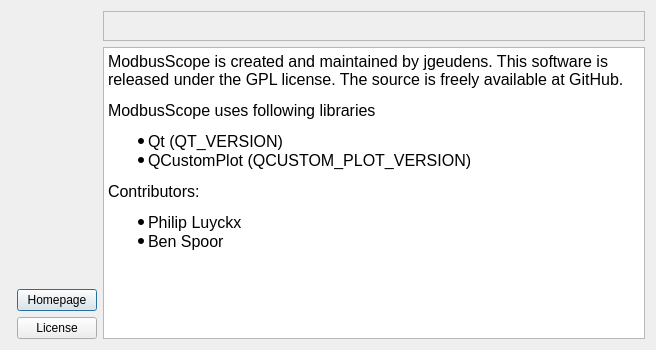
The window that src/dialogs/aboutdialog.ui (ModbusScope/ModbusScope) describes before a commit, drawn with Qt 5.
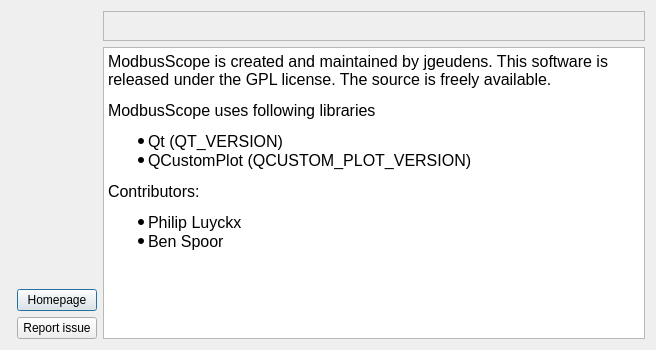
The same window after the commit. Icons and pictures are not drawn.

Commit message: Replace license with issue link

```diff
--- a/src/dialogs/aboutdialog.ui
+++ b/src/dialogs/aboutdialog.ui
@@ -52,7 +52,7 @@
          <item>
           <widget class="QPushButton" name="btnLicense">
            <property name="text">
-            <string>License</string>
+            <string>Report issue</string>
            </property>
           </widget>
          </item>
@@ -158,14 +158,14 @@
         <string>&lt;!DOCTYPE HTML PUBLIC &quot;-//W3C//DTD HTML 4.0//EN&quot; &quot;http://www.w3.org/TR/REC-html40/strict.dtd&quot;&gt;
 &lt;html&gt;&lt;head&gt;&lt;meta name=&quot;qrichtext&quot; content=&quot;1&quot; /&gt;&lt;style type=&quot;text/css&quot;&gt;
 p, li { white-space: pre-wrap; }
-&lt;/style&gt;&lt;/head&gt;&lt;body style=&quot; font-family:'MS Shell Dlg 2'; font-size:8.25pt; font-weight:400; font-style:normal;&quot;&gt;
-&lt;p style=&quot; margin-top:12px; margin-bottom:12px; margin-left:0px; margin-right:0px; -qt-block-indent:0; text-indent:0px;&quot;&gt;&lt;span style=&quot; font-family:'Ubuntu'; font-size:12pt;&quot;&gt;ModbusScope is created and maintained by jgeudens. This software is released under the GPL license. The source is freely available at GitHub.&lt;/span&gt;&lt;/p&gt;
-&lt;p style=&quot; margin-top:12px; margin-bottom:12px; margin-left:0px; margin-right:0px; -qt-block-indent:0; text-indent:0px;&quot;&gt;&lt;span style=&quot; font-family:'Ubuntu'; font-size:12pt;&quot;&gt;ModbusScope uses following libraries&lt;/span&gt;&lt;span style=&quot; font-family:'Ubuntu'; font-size:11pt;&quot;&gt; &lt;/span&gt;&lt;/p&gt;
-&lt;ul style=&quot;margin-top: 0px; margin-bottom: 0px; margin-left: 0px; margin-right: 0px; -qt-list-indent: 1;&quot;&gt;&lt;li style=&quot; font-family:'Ubuntu'; font-size:12pt;&quot; style=&quot; margin-top:0px; margin-bottom:0px; margin-left:0px; margin-right:0px; -qt-block-indent:0; text-indent:0px;&quot;&gt;Qt (QT_VERSION)&lt;/li&gt;
-&lt;li style=&quot; font-family:'Ubuntu'; font-size:12pt;&quot; style=&quot; margin-top:0px; margin-bottom:0px; margin-left:0px; margin-right:0px; -qt-block-indent:0; text-indent:0px;&quot;&gt;QCustomPlot (QCUSTOM_PLOT_VERSION)&lt;/li&gt;&lt;/ul&gt;
-&lt;p style=&quot; margin-top:12px; margin-bottom:12px; margin-left:0px; margin-right:0px; -qt-block-indent:0; text-indent:0px;&quot;&gt;&lt;span style=&quot; font-family:'Ubuntu'; font-size:12pt;&quot;&gt;Contributors:&lt;/span&gt;&lt;/p&gt;
-&lt;ul style=&quot;margin-top: 0px; margin-bottom: 0px; margin-left: 0px; margin-right: 0px; -qt-list-indent: 1;&quot;&gt;&lt;li style=&quot; font-family:'Ubuntu'; font-size:12pt;&quot; style=&quot; margin-top:0px; margin-bottom:0px; margin-left:0px; margin-right:0px; -qt-block-indent:0; text-indent:0px;&quot;&gt;Philip Luyckx&lt;/li&gt;
-&lt;li style=&quot; font-family:'Ubuntu'; font-size:12pt;&quot; style=&quot; margin-top:0px; margin-bottom:0px; margin-left:0px; margin-right:0px; -qt-block-indent:0; text-indent:0px;&quot;&gt;Ben Spoor&lt;/li&gt;&lt;/ul&gt;&lt;/body&gt;&lt;/html&gt;</string>
+&lt;/style&gt;&lt;/head&gt;&lt;body style=&quot; font-family:'Ubuntu'; font-size:11pt; font-weight:400; font-style:normal;&quot;&gt;
+&lt;p style=&quot; margin-top:12px; margin-bottom:12px; margin-left:0px; margin-right:0px; -qt-block-indent:0; text-indent:0px;&quot;&gt;&lt;span style=&quot; font-size:12pt;&quot;&gt;ModbusScope is created and maintained by jgeudens. This software is released under the GPL license. The source is freely available.&lt;/span&gt;&lt;/p&gt;
+&lt;p style=&quot; margin-top:12px; margin-bottom:12px; margin-left:0px; margin-right:0px; -qt-block-indent:0; text-indent:0px;&quot;&gt;&lt;span style=&quot; font-size:12pt;&quot;&gt;ModbusScope uses following libraries&lt;/span&gt; &lt;/p&gt;
+&lt;ul style=&quot;margin-top: 0px; margin-bottom: 0px; margin-left: 0px; margin-right: 0px; -qt-list-indent: 1;&quot;&gt;&lt;li style=&quot; font-size:12pt;&quot; style=&quot; margin-top:0px; margin-bottom:0px; margin-left:0px; margin-right:0px; -qt-block-indent:0; text-indent:0px;&quot;&gt;Qt (QT_VERSION)&lt;/li&gt;
+&lt;li style=&quot; font-size:12pt;&quot; style=&quot; margin-top:0px; margin-bottom:0px; margin-left:0px; margin-right:0px; -qt-block-indent:0; text-indent:0px;&quot;&gt;QCustomPlot (QCUSTOM_PLOT_VERSION)&lt;/li&gt;&lt;/ul&gt;
+&lt;p style=&quot; margin-top:12px; margin-bottom:12px; margin-left:0px; margin-right:0px; -qt-block-indent:0; text-indent:0px;&quot;&gt;&lt;span style=&quot; font-size:12pt;&quot;&gt;Contributors:&lt;/span&gt;&lt;/p&gt;
+&lt;ul style=&quot;margin-top: 0px; margin-bottom: 0px; margin-left: 0px; margin-right: 0px; -qt-list-indent: 1;&quot;&gt;&lt;li style=&quot; font-size:12pt;&quot; style=&quot; margin-top:0px; margin-bottom:0px; margin-left:0px; margin-right:0px; -qt-block-indent:0; text-indent:0px;&quot;&gt;Philip Luyckx&lt;/li&gt;
+&lt;li style=&quot; font-size:12pt;&quot; style=&quot; margin-top:0px; margin-bottom:0px; margin-left:0px; margin-right:0px; -qt-block-indent:0; text-indent:0px;&quot;&gt;Ben Spoor&lt;/li&gt;&lt;/ul&gt;&lt;/body&gt;&lt;/html&gt;</string>
        </property>
       </widget>
      </item>
```
The commit also changes 1 other file.
